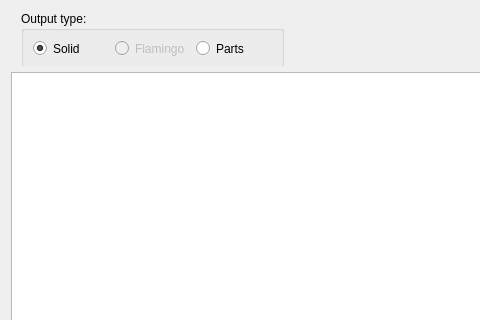
The window that ui/create-part.ui (rkrenzler/FreeCAD_Workbench_Starter) describes before a commit, drawn with Qt 5; both pictures show x 0 to 480 and y 0 to 320 of the 800 by 800 pixel window.
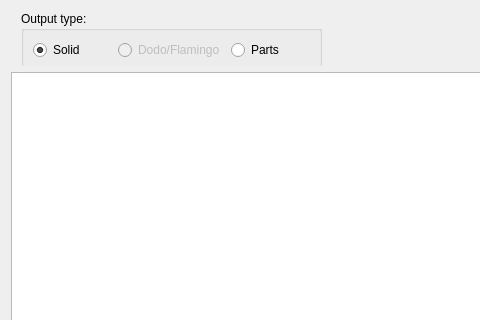
The same window after the commit. Icons and pictures are not drawn.

Commit message: Migrate Flamingo pipe to Dodo/Flamingo pipe.

What changed in the file:
```diff
--- a/ui/create-part.ui
+++ b/ui/create-part.ui
@@ -30,8 +30,8 @@
        <rect>
         <x>10</x>
         <y>0</y>
-        <width>263</width>
-        <height>58</height>
+        <width>301</width>
+        <height>61</height>
        </rect>
       </property>
       <property name="title">
@@ -57,7 +57,7 @@
           <bool>false</bool>
          </property>
          <property name="text">
-          <string>Flamingo</string>
+          <string>Dodo/Flamingo</string>
          </property>
          <property name="checked">
           <bool>false</bool>
```
Left out of the diff: 4 changed lines with no effect on the pictures. The commit also changes 4 other files.
